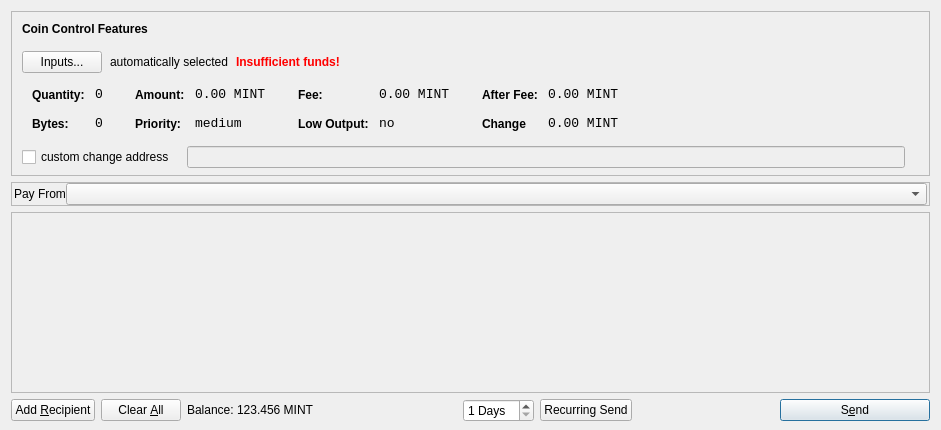
Before: the Qt Designer form src/qt/forms/sendcoinsdialog.ui in MintcoinCommunity/Mintcoin-Desktop-Wallet, drawn with Qt 5.
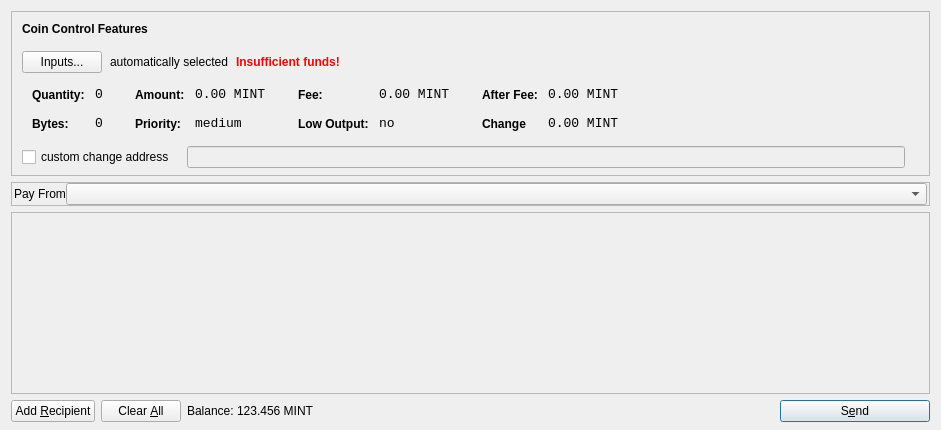
After: the same form once the commit is applied. Icons and pictures are not drawn.

Commit message: Also remove recurring send from send form

Diff of the .ui file:
```diff
--- a/src/qt/forms/sendcoinsdialog.ui
+++ b/src/qt/forms/sendcoinsdialog.ui
@@ -826,27 +826,6 @@
        </property>
       </spacer>
      </item>
-     <item>
-      <widget class="QSpinBox" name="recurringDays">
-       <property name="suffix">
-        <string> Days</string>
-       </property>
-       <property name="minimum">
-        <number>1</number>
-       </property>
-      </widget>
-     </item>
-     <item>
-      <widget class="QPushButton" name="sendRecurring">
-       <property name="text">
-        <string>Recurring Send</string>
-       </property>
-       <property name="icon">
-        <iconset resource="../bitcoin.qrc">
-         <normaloff>:/icons/send</normaloff>:/icons/send</iconset>
-       </property>
-      </widget>
-     </item>
      <item>
       <spacer name="horizontalSpacer_2">
        <property name="orientation">
```
